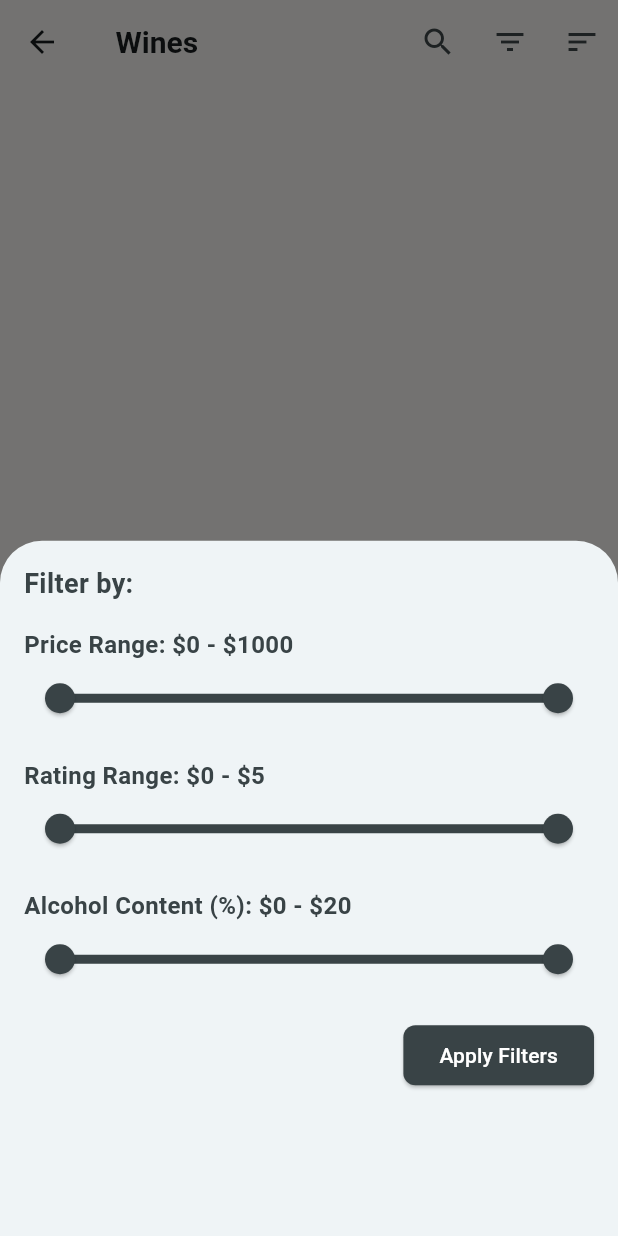
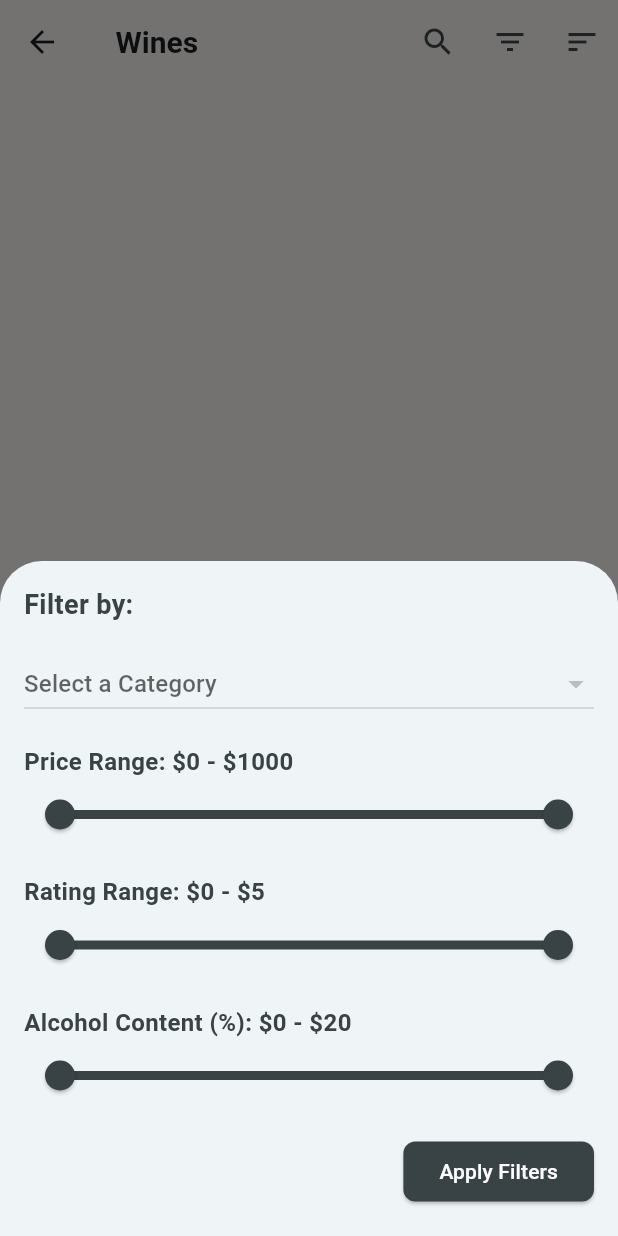
Before and after one commit to kenresoft/wine_delivery_app, a Flutter app: the CategoryScreen screen opened directly with empty values, after a tap on the "filter list" icon, on a phone screen of 412 x 824 dp. Run offline on Flutter 3.47's test engine with Material 3 defaults, Android fonts, the phone set to English and light mode, and no system bars; our stand-ins replace bloc, equatable, flutter_bloc, flutter_rating_bar, flutter_screenutil, fluttertoast; missing offline and left inert: circular_image, extensionresoft, fontresoft; statements that could not run were skipped.

Commit message:
Modified category_screen.dart

```diff
--- a/lib/views/category/category_screen.dart
+++ b/lib/views/category/category_screen.dart
@@ -1,22 +1,27 @@
 import 'package:flutter/material.dart';
+import 'package:wine_delivery_app/model/enums/wine_category.dart';
 
 class CategoryScreen extends StatefulWidget {
-  final String categoryName;
+  // final String categoryName;
   final List<Wine> wines;
+
+  //final List<String> categories;
 
   const CategoryScreen({
     super.key,
-    required this.categoryName,
+    // required this.categoryName,
     required this.wines,
+    //required this.categories,
   });
 
   @override
-  _CategoryScreenState createState() => _CategoryScreenState();
+  State<CategoryScreen> createState() => _CategoryScreenState();
 }
 
 class _CategoryScreenState extends State<CategoryScreen> {
   String _searchQuery = '';
   String _selectedSort = 'Popularity';
+  late WineCategory _selectedCategory;
   double _minPrice = 0;
   double _maxPrice = 1000;
   double _minRating = 0;
@@ -25,17 +30,23 @@ class _CategoryScreenState extends State<CategoryScreen> {
   double _maxAlcoholContent = 20;
 
   @override
+  void initState() {
+    super.initState();
+    _selectedCategory = WineCategory.natural;
+  }
+
+  @override
   Widget build(BuildContext context) {
-    List<Wine> filteredWines = widget.wines
-        .where((wine) =>
-            wine.name.toLowerCase().contains(_searchQuery.toLowerCase()) &&
-            wine.price >= _minPrice &&
-            wine.price <= _maxPrice &&
-            wine.rating >= _minRating &&
-            wine.rating <= _maxRating &&
-            wine.alcoholContent >= _minAlcoholContent &&
-            wine.alcoholContent <= _maxAlcoholContent)
-        .toList();
+    List<Wine> filteredWines = widget.wines.where((wine) {
+      return wine.name.toLowerCase().contains(_searchQuery.toLowerCase()) &&
+          wine.category.displayName == _selectedCategory.displayName &&
+          wine.price >= _minPrice &&
+          wine.price <= _maxPrice &&
+          wine.rating >= _minRating &&
+          wine.rating <= _maxRating &&
+          wine.alcoholContent >= _minAlcoholContent &&
+          wine.alcoholContent <= _maxAlcoholContent;
+    }).toList();
 
     switch (_selectedSort) {
       case 'Price':
@@ -51,7 +62,7 @@ class _CategoryScreenState extends State<CategoryScreen> {
     return Scaffold(
       appBar: AppBar(
         title: Text(
-          '${widget.categoryName} Wines',
+          '${_selectedCategory.displayName} Wines',
           style: const TextStyle(
             fontSize: 20,
             fontWeight: FontWeight.bold,
@@ -214,7 +225,8 @@ class _CategoryScreenState extends State<CategoryScreen> {
     showModalBottomSheet(
       context: context,
       builder: (BuildContext context) {
-        return Padding(
+        return Container(
+          height: 450,
           padding: const EdgeInsets.all(16.0),
           child: Column(
             crossAxisAlignment: CrossAxisAlignment.start,
@@ -225,6 +237,25 @@ class _CategoryScreenState extends State<CategoryScreen> {
                   fontSize: 18,
                   fontWeight: FontWeight.bold,
                 ),
+              ),
+              const SizedBox(height: 16),
+              DropdownButton<WineCategory>(
+                value: _selectedCategory,
+                items: WineCategory.values.map(
+                  (category) {
+                    return DropdownMenuItem<WineCategory>(
+                      value: category,
+                      child: Text(category.displayName),
+                    );
+                  },
+                ).toList(),
+                onChanged: (newValue) {
+                  setState(() {
+                    _selectedCategory = newValue!;
+                  });
+                },
+                isExpanded: true,
+                hint: const Text('Select a Category'),
               ),
               const SizedBox(height: 16),
               CategoryFilterSlider(
@@ -289,7 +320,8 @@ class _CategoryScreenState extends State<CategoryScreen> {
     showModalBottomSheet(
       context: context,
       builder: (BuildContext context) {
-        return Padding(
+        return Container(
+          height: 300,
           padding: const EdgeInsets.all(16.0),
           child: Column(
             crossAxisAlignment: CrossAxisAlignment.start,
@@ -331,11 +363,6 @@ class _CategoryScreenState extends State<CategoryScreen> {
     );
   }
 
-/*Widget _buildSlider({
-
-  }) {
-    return CategoryFilterSlider();
-  }*/
 }
 
 class CategoryFilterSlider extends StatefulWidget {
@@ -456,21 +483,23 @@ class WineSearchDelegate extends SearchDelegate<String> {
 // Define the Wine model class
 class Wine {
   final String name;
-  final String image;
+  final WineCategory category;
   final double price;
   final double rating;
-  final double popularity;
   final double alcoholContent;
+  final String image;
   final String description;
+  final int popularity;
 
   const Wine({
     required this.name,
-    required this.image,
+    required this.category,
     required this.price,
     required this.rating,
+    required this.alcoholContent,
+    required this.image,
+    required this.description,
     required this.popularity,
-    required this.alcoholContent,
-    required this.description,
   });
 }
 
```
